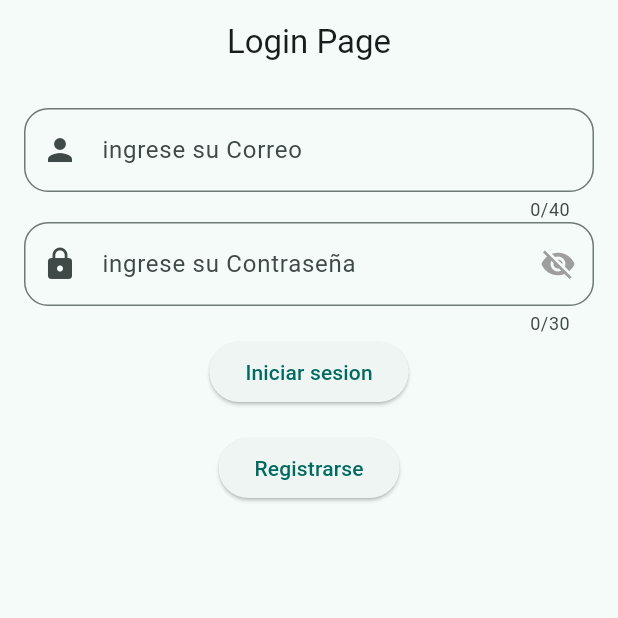
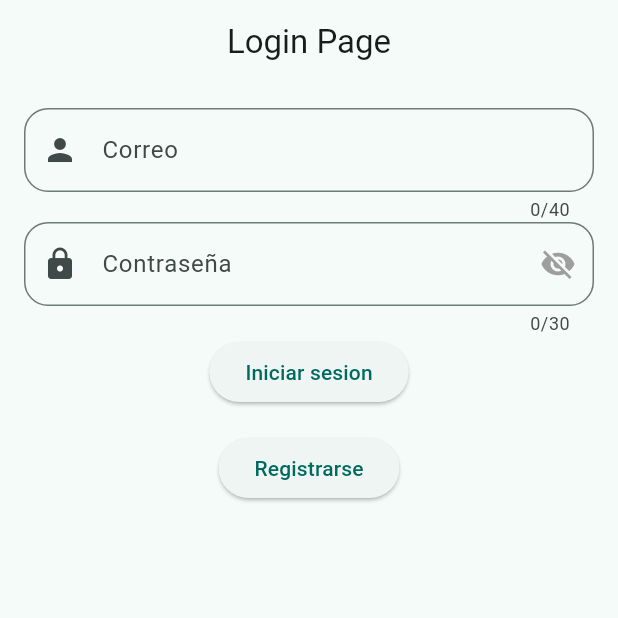
Before and after one commit to diazf3r/Tarea2_2_3PAC, a Flutter app: the screen it shows after launch, on a phone screen of 412 x 824 dp, the top half of it. Run offline on Flutter 3.47's test engine with Material 3 defaults, Android fonts, the phone set to English and light mode, and no system bars.

Commit message:
more changes

```diff
--- a/lib/main.dart
+++ b/lib/main.dart
@@ -8,11 +8,6 @@ void main() {
 
 class MyApp extends StatelessWidget {
   MyApp({super.key});
-
-  final users = {
-    'omar.padilla@unah.edu.hn ': '20192001400',
-    'omar.diaz@unah.hn': '20192001399',
-  };
 
   @override
   Widget build(BuildContext context) {
@@ -25,8 +20,8 @@ class MyApp extends StatelessWidget {
       ),
       initialRoute: 'login',
       routes: {
-        // 'registro': (context) => RegistroPage(),
-        "login": (context) =>  LoginPage(),
+        'register': (context) => RegisterPage(),
+        "login": (context) => LoginPage(),
       },
     );
   }
--- a/lib/widgets/custom_input.dart
+++ b/lib/widgets/custom_input.dart
@@ -1,3 +1,5 @@
+// ignore_for_file: must_be_immutable
+
 import 'package:flutter/material.dart';
 
 class CustomInput extends StatefulWidget {
@@ -10,7 +12,7 @@ class CustomInput extends StatefulWidget {
     this.maxLength = 10,
     this.keyboardType = TextInputType.text,
     required this.validator,
-  }) : super(key: key);
+  });
 
   IconData icon;
   var validator;
@@ -38,12 +40,13 @@ class _CustomInputState extends State<CustomInput> {
           : false,
       maxLength: widget.maxLength,
       decoration: InputDecoration(
-        labelText: 'ingrese su ${widget.label}',
+        label: Text(widget.label),
+        hintText: 'ingrese su ${widget.label}',
         prefixIcon: Icon(widget.icon),
-        suffixIcon:
-          widget.keyboardType == TextInputType.visiblePassword
+        suffixIcon: widget.keyboardType == TextInputType.visiblePassword
             ? IconButton(
-              icon: Icon(_obscureText ? Icons.visibility_off : Icons.visibility),
+                icon: Icon(
+                    _obscureText ? Icons.visibility_off : Icons.visibility),
                 color: _obscureText ? Colors.grey : Colors.blue,
                 onPressed: () {
                   setState(() {
@@ -53,8 +56,7 @@ class _CustomInputState extends State<CustomInput> {
               )
             : null,
         border: const OutlineInputBorder(
-            borderRadius: BorderRadius.all(Radius.circular(16))
-        ),
+            borderRadius: BorderRadius.all(Radius.circular(16))),
       ),
     );
   }
```
Also changed, not shown: lib/home_page.dart (+30 -0 lines). Lines whose indentation alone changed are shown as unchanged.
